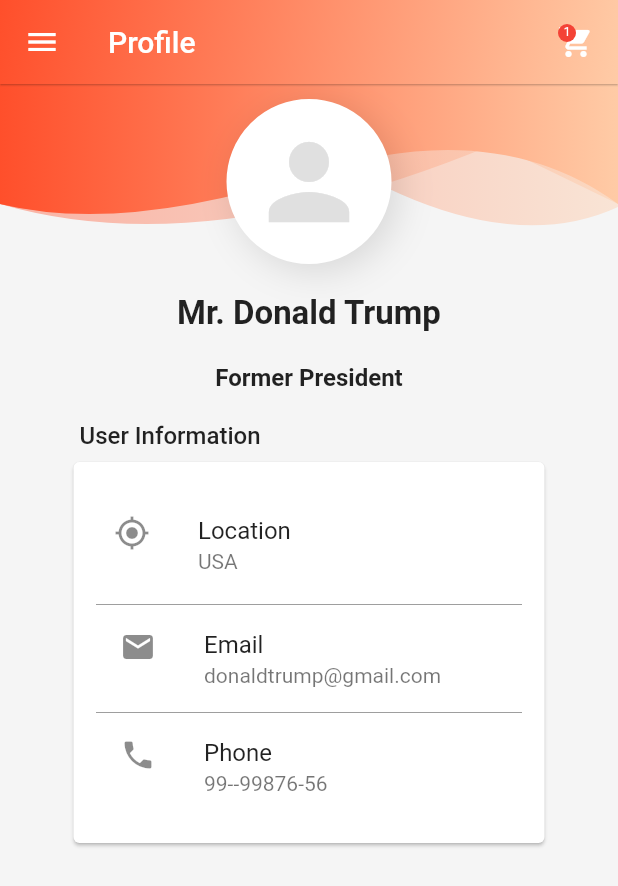
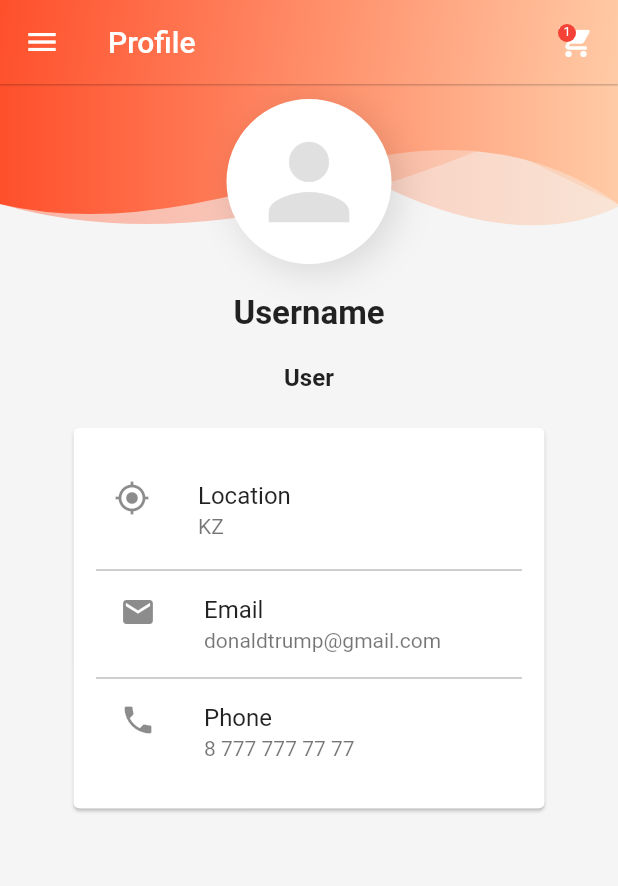
Before and after one commit to sdu-mp-21/food-delivery, a Flutter app: the UserProfile screen opened by its route, on a phone screen of 412 x 824 dp. Shown: the top 886 px of the screen. Run offline on Flutter 3.47's test engine with Material 2 defaults, Android fonts, the phone set to English and light mode, and no system bars; our stand-ins replace font_awesome_flutter, hexcolor, otp_text_field; network calls fail.

Commit message:
default name change

```diff
--- a/lib/screens/home_screen.dart
+++ b/lib/screens/home_screen.dart
@@ -45,7 +45,7 @@ class _HomeScreenState extends State<HomeScreen> {
                 mainAxisAlignment: MainAxisAlignment.spaceBetween,
                 children: [
                   Text(
-                    "Good morning Morty!",
+                    "Good morning User!",
                     style: Theme.of(context).textTheme.headline5,
                   ),
                   Icon(Icons.shopping_cart),
--- a/lib/screens/user_profile.dart
+++ b/lib/screens/user_profile.dart
@@ -167,27 +167,14 @@ class _ProfilePageState extends State<UserProfile>{
                     child: Icon(Icons.person, size: 80, color: Colors.grey.shade300,),
                   ),
                   SizedBox(height: 20,),
-                  Text('Mr. Donald Trump', style: TextStyle(fontSize: 22, fontWeight: FontWeight.bold),),
+                  Text('Username', style: TextStyle(fontSize: 22, fontWeight: FontWeight.bold),),
                   SizedBox(height: 20,),
-                  Text('Former President', style: TextStyle(fontSize: 16, fontWeight: FontWeight.bold),),
+                  Text('User', style: TextStyle(fontSize: 16, fontWeight: FontWeight.bold),),
                   SizedBox(height: 10,),
                   Container(
                     padding: EdgeInsets.all(10),
                     child: Column(
                       children: <Widget>[
-                        Container(
-                          padding: const EdgeInsets.only(left: 8.0, bottom: 4.0),
-                          alignment: Alignment.topLeft,
-                          child: Text(
-                            "User Information",
-                            style: TextStyle(
-                              color: Colors.black87,
-                              fontWeight: FontWeight.w500,
-                              fontSize: 16,
-                            ),
-                            textAlign: TextAlign.left,
-                          ),
-                        ),
                         Card(
                           child: Container(
                             alignment: Alignment.topLeft,
@@ -204,7 +191,7 @@ class _ProfilePageState extends State<UserProfile>{
                                               horizontal: 12, vertical: 4),
                                           leading: Icon(Icons.my_location),
                                           title: Text("Location"),
-                                          subtitle: Text("USA"),
+                                          subtitle: Text("KZ"),
                                         ),
                                         ListTile(
                                           leading: Icon(Icons.email),
@@ -214,7 +201,7 @@ class _ProfilePageState extends State<UserProfile>{
                                         ListTile(
                                           leading: Icon(Icons.phone),
                                           title: Text("Phone"),
-                                          subtitle: Text("99--99876-56"),
+                                          subtitle: Text("8 777 777 77 77"),
                                         ),
                                       ],
                                     ),
```
